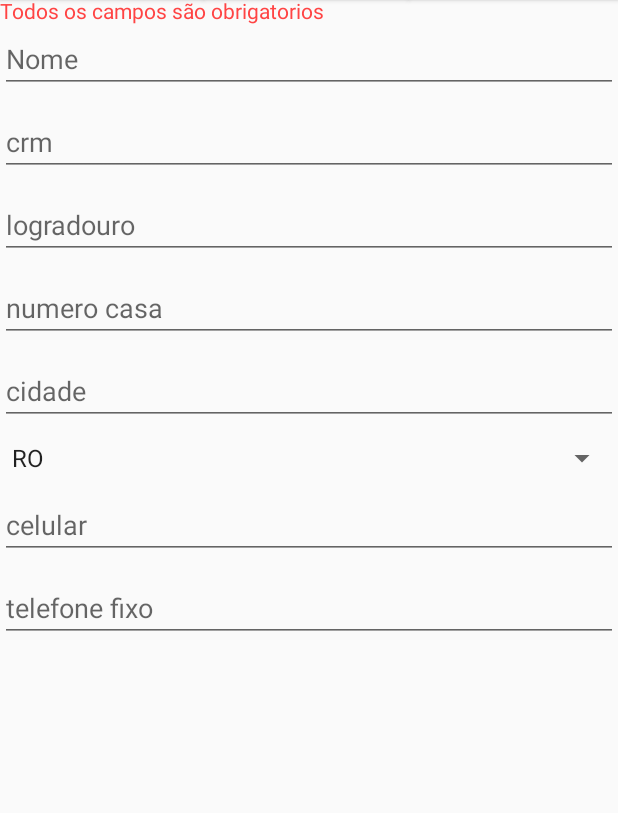
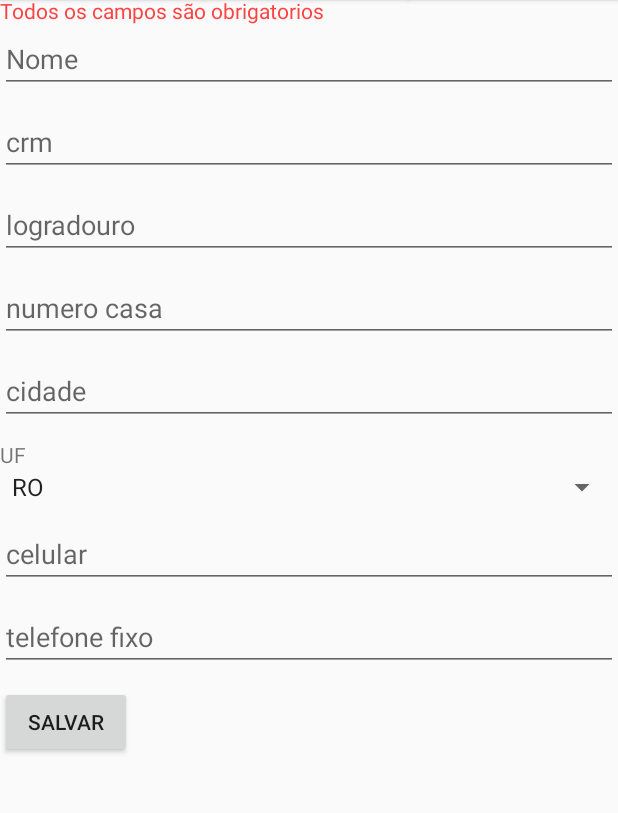
Before and after one commit to Marks-Ray/app-consulta, an Android app: the fragment AddMedicoFragment placed in its activity, on a phone screen of 412 x 824 dp, the part 156-969 px from its top. Run offline under Robolectric (Android 15) with nearby library versions, the phone set to English and light mode, and no system bars.

Commit message:
inserir medico no banco esta funcionando

```diff
--- a/app/src/main/java/com/example/app_consulta/fragment/add/AddMedicoFragment.java
+++ b/app/src/main/java/com/example/app_consulta/fragment/add/AddMedicoFragment.java
@@ -1,5 +1,8 @@
 package com.example.app_consulta.fragment.add;
 
+import android.content.Context;
+import android.database.SQLException;
+import android.database.sqlite.SQLiteDatabase;
 import android.os.Bundle;
 
 import androidx.fragment.app.Fragment;
@@ -7,6 +10,10 @@ import androidx.fragment.app.Fragment;
 import android.view.LayoutInflater;
 import android.view.View;
 import android.view.ViewGroup;
+import android.widget.Button;
+import android.widget.Spinner;
+import android.widget.TextView;
+import android.widget.Toast;
 
 import com.example.app_consulta.R;
 
@@ -15,6 +22,11 @@ import com.example.app_consulta.R;
  */
 public class AddMedicoFragment extends Fragment {
 
+    TextView nomeM, crmM, logradouroM, cidadeM, celularM, fixoM, numeroM;
+    Spinner ufM;
+    SQLiteDatabase db;
+
+    Button btn_salvar;
     public AddMedicoFragment() {
         // Required empty public constructor
     }
@@ -24,6 +36,59 @@ public class AddMedicoFragment extends Fragment {
     public View onCreateView(LayoutInflater inflater, ViewGroup container,
                              Bundle savedInstanceState) {
         // Inflate the layout for this fragment
-        return inflater.inflate(R.layout.fragment_add_medico, container, false);
+        final View view = inflater.inflate(R.layout.fragment_add_medico, container, false);
+
+        nomeM = view.findViewById(R.id.nomeMedico);
+        crmM = view.findViewById(R.id.crm);
+        logradouroM = view.findViewById(R.id.logradouroMedico);
+        cidadeM = view.findViewById(R.id.cidadeMedico);
+        celularM = view.findViewById(R.id.celularMedico);
+        fixoM = view.findViewById(R.id.teleFixoMedico);
+        numeroM = view.findViewById(R.id.numCasaMedico);
+        ufM = view.findViewById(R.id.ufMedico);
+        btn_salvar = view.findViewById(R.id.btn_salvar_medico);
+
+
+        btn_salvar.setOnClickListener(new View.OnClickListener() {
+            @Override
+            public void onClick(View v) {
+                String nome, crm, logradouro, cidade, celular, fixo, numero,uf;
+                nome = nomeM.getText().toString().trim();
+                crm = crmM.getText().toString().trim();
+                logradouro = logradouroM.getText().toString().trim();
+                cidade = cidadeM.getText().toString().trim();
+                celular = celularM.getText().toString().trim();
+                fixo = fixoM.getText().toString().trim();
+                numero = numeroM.getText().toString().trim();
+                uf = ufM.getSelectedItem().toString();
+
+                if(nome.equals("")||crm.equals("")||logradouro.equals("")||cidade.equals("")||celular.equals("")||fixo.equals("")||numero.equals("")){
+                    Toast.makeText(v.getContext(),"Todos os campos deve ser preenchidos",Toast.LENGTH_LONG).show();
+                }else {
+                    db = getActivity().getApplicationContext().openOrCreateDatabase("appConsulta.db",Context.MODE_PRIVATE,null);
+                    StringBuilder sql = new StringBuilder();
+                    sql.append("INSERT INTO medico(nome,crm,logradouro,numero,cidade,uf,celular,fixo) VALUES (");
+                    sql.append("'" + nome + "', ");
+                    sql.append("'" + crm + "', ");
+                    sql.append("'" + logradouro + "', ");
+                    sql.append("'" + numero + "', ");
+                    sql.append("'" + cidade + "', ");
+                    sql.append("'" + uf + "', ");
+                    sql.append("'" + celular + "', ");
+                    sql.append("'" + fixo + "'");
+                    sql.append(");");
+
+                    try {
+                        db.execSQL(sql.toString());
+                        Toast.makeText(v.getContext(), "Medico inserido", Toast.LENGTH_LONG).show();
+                    } catch (SQLException e) {
+                        Toast.makeText(v.getContext(), "Error: " + e.getMessage(), Toast.LENGTH_LONG).show();
+                    }
+                }
+               // db.close();
+            }
+        });
+
+        return view;
     }
 }
--- a/app/src/main/res/layout/fragment_add_medico.xml
+++ b/app/src/main/res/layout/fragment_add_medico.xml
@@ -19,7 +19,7 @@
             android:textColor="@android:color/holo_red_light" />
 
         <EditText
-            android:id="@+id/editText"
+            android:id="@+id/nomeMedico"
             android:layout_width="match_parent"
             android:layout_height="wrap_content"
             android:layout_marginBottom="10dp"
@@ -28,7 +28,7 @@
             android:inputType="textPersonName" />
 
         <EditText
-            android:id="@+id/editText2"
+            android:id="@+id/crm"
             android:layout_width="match_parent"
             android:layout_height="wrap_content"
             android:layout_marginBottom="10dp"
@@ -37,7 +37,7 @@
             android:inputType="textPersonName" />
 
         <EditText
-            android:id="@+id/editText3"
+            android:id="@+id/logradouroMedico"
             android:layout_width="match_parent"
             android:layout_height="wrap_content"
             android:layout_marginBottom="10dp"
@@ -46,7 +46,7 @@
             android:inputType="textPersonName" />
 
         <EditText
-            android:id="@+id/editText4"
+            android:id="@+id/numCasaMedico"
             android:layout_width="match_parent"
             android:layout_height="wrap_content"
             android:layout_marginBottom="10dp"
@@ -55,7 +55,7 @@
             android:inputType="number" />
 
         <EditText
-            android:id="@+id/editText5"
+            android:id="@+id/cidadeMedico"
             android:layout_width="match_parent"
             android:layout_height="wrap_content"
             android:layout_marginBottom="10dp"
@@ -63,30 +63,42 @@
             android:hint="cidade"
             android:inputType="textPersonName" />
 
+        <TextView
+            android:id="@+id/textView5"
+            android:layout_width="match_parent"
+            android:layout_height="wrap_content"
+            android:text="UF" />
+
         <Spinner
-            android:id="@+id/spinner2"
+            android:id="@+id/ufMedico"
             android:layout_width="match_parent"
             android:layout_height="wrap_content"
             android:entries="@array/array_UF"
             android:layout_marginBottom="10dp" />
 
         <EditText
-            android:id="@+id/editText7"
+            android:id="@+id/celularMedico"
             android:layout_width="match_parent"
             android:layout_height="wrap_content"
             android:layout_marginBottom="10dp"
             android:ems="10"
             android:hint="celular"
-            android:inputType="textPersonName" />
+            android:inputType="number" />
 
         <EditText
-            android:id="@+id/editText8"
+            android:id="@+id/teleFixoMedico"
             android:layout_width="match_parent"
             android:layout_height="wrap_content"
             android:layout_marginBottom="10dp"
             android:ems="10"
             android:hint="telefone fixo"
-            android:inputType="textPersonName" />
+            android:inputType="number" />
+
+        <Button
+            android:id="@+id/btn_salvar_medico"
+            android:layout_width="wrap_content"
+            android:layout_height="wrap_content"
+            android:text="Salvar" />
 
     </LinearLayout>
 </FrameLayout>
```
Also changed, not shown: app/src/main/res/layout/fragment_add_paciente.xml (+18 -5 lines).
